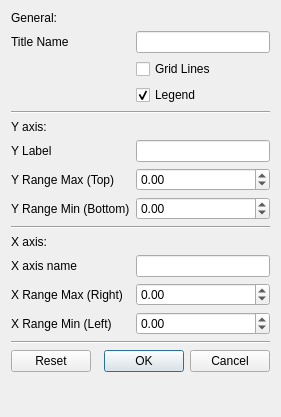
This is UI/UI_PlotControlDialog.ui in garid3000/bps_spectrometer_gui as Qt 5 draws it before an edit. The edited form follows.
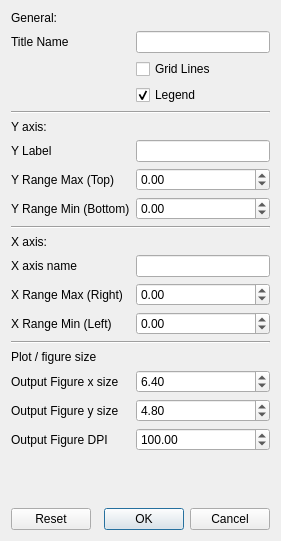
This is the edited form.

Commit message: Feat: change-able plot size

Diff of the .ui file:
```diff
--- a/UI/UI_PlotControlDialog.ui
+++ b/UI/UI_PlotControlDialog.ui
@@ -7,7 +7,7 @@
     <x>0</x>
     <y>0</y>
     <width>281</width>
-    <height>417</height>
+    <height>541</height>
    </rect>
   </property>
   <property name="windowTitle">
@@ -183,7 +183,7 @@
      </property>
     </widget>
    </item>
-   <item row="16" column="0" colspan="2">
+   <item row="20" column="0" colspan="2">
     <widget class="QDialogButtonBox" name="btn_box">
      <property name="orientation">
       <enum>Qt::Horizontal</enum>
@@ -193,6 +193,71 @@
      </property>
     </widget>
    </item>
+   <item row="16" column="0">
+    <widget class="QLabel" name="_label_11">
+     <property name="text">
+      <string>Output Figure x size</string>
+     </property>
+    </widget>
+   </item>
+   <item row="17" column="0">
+    <widget class="QLabel" name="_label_12">
+     <property name="text">
+      <string>Output Figure y size</string>
+     </property>
+    </widget>
+   </item>
+   <item row="16" column="1">
+    <widget class="QDoubleSpinBox" name="sb_fig_size_x">
+     <property name="value">
+      <double>6.400000000000000</double>
+     </property>
+    </widget>
+   </item>
+   <item row="17" column="1">
+    <widget class="QDoubleSpinBox" name="sb_fig_size_y">
+     <property name="value">
+      <double>4.800000000000000</double>
+     </property>
+    </widget>
+   </item>
+   <item row="15" column="0" colspan="2">
+    <widget class="QLabel" name="_label">
+     <property name="text">
+      <string>Plot / figure size</string>
+     </property>
+    </widget>
+   </item>
+   <item row="18" column="0">
+    <widget class="QLabel" name="_label_13">
+     <property name="text">
+      <string>Output Figure DPI</string>
+     </property>
+    </widget>
+   </item>
+   <item row="18" column="1">
+    <widget class="QDoubleSpinBox" name="sb_fig_dpi">
+     <property name="maximum">
+      <double>500.000000000000000</double>
+     </property>
+     <property name="value">
+      <double>100.000000000000000</double>
+     </property>
+    </widget>
+   </item>
+   <item row="19" column="0">
+    <spacer name="verticalSpacer">
+     <property name="orientation">
+      <enum>Qt::Vertical</enum>
+     </property>
+     <property name="sizeHint" stdset="0">
+      <size>
+       <width>20</width>
+       <height>40</height>
+      </size>
+     </property>
+    </spacer>
+   </item>
   </layout>
  </widget>
  <resources/>
```
The commit also changes 2 other files.
